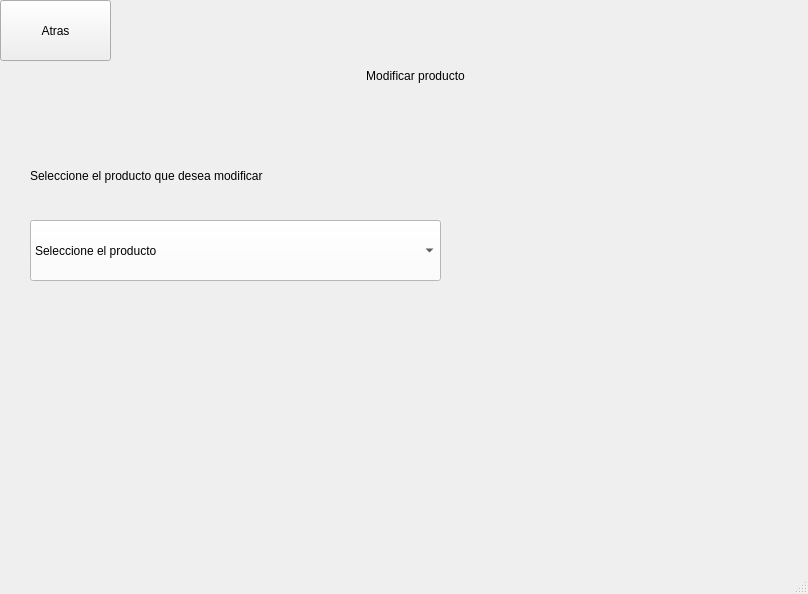
The window that GUI/sub_ventanas/ui/inventario_productos/modificar_producto.ui (C-Sebastian-M/GLAM_MAKEUP_STORE) describes before a commit, drawn with Qt 5.
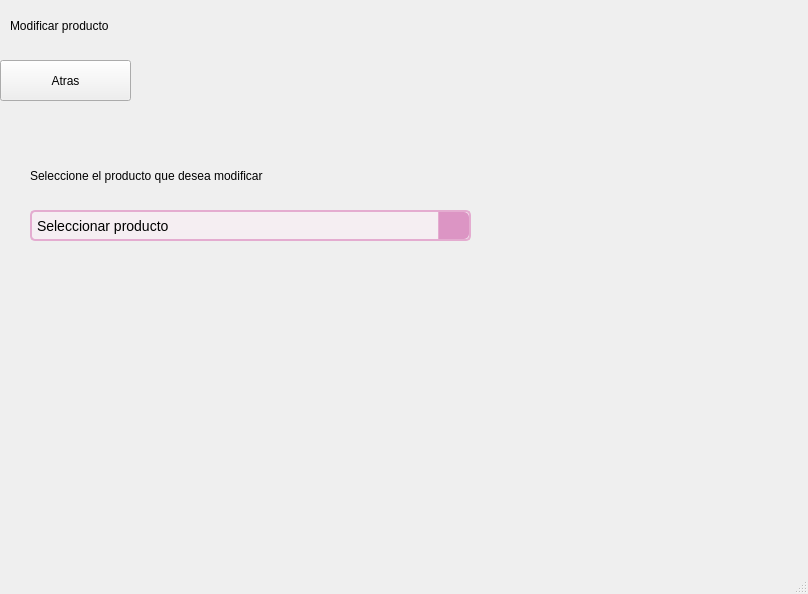
The same window after the commit. Icons and pictures are not drawn.

The edit to the form file:
```diff
--- a/GUI/sub_ventanas/ui/inventario_productos/modificar_producto.ui
+++ b/GUI/sub_ventanas/ui/inventario_productos/modificar_producto.ui
@@ -21,9 +21,9 @@
     <property name="geometry">
      <rect>
       <x>0</x>
-      <y>0</y>
-      <width>111</width>
-      <height>61</height>
+      <y>60</y>
+      <width>131</width>
+      <height>41</height>
      </rect>
     </property>
     <property name="styleSheet">
@@ -33,41 +33,11 @@
      <string>Atras</string>
     </property>
    </widget>
-   <widget class="QComboBox" name="comboBox">
-    <property name="geometry">
-     <rect>
-      <x>30</x>
-      <y>220</y>
-      <width>411</width>
-      <height>61</height>
-     </rect>
-    </property>
-    <property name="styleSheet">
-     <string notr="true">background-color: rgb(255, 255, 255);
-font: 10pt &quot;Arial&quot;;
-</string>
-    </property>
-    <item>
-     <property name="text">
-      <string>Seleccione el producto</string>
-     </property>
-    </item>
-    <item>
-     <property name="text">
-      <string>Producto1</string>
-     </property>
-    </item>
-    <item>
-     <property name="text">
-      <string>Producto2</string>
-     </property>
-    </item>
-   </widget>
    <widget class="QLabel" name="label">
     <property name="geometry">
      <rect>
-      <x>140</x>
-      <y>50</y>
+      <x>10</x>
+      <y>0</y>
       <width>551</width>
       <height>51</height>
      </rect>
@@ -82,7 +52,7 @@
      <string>Modificar producto</string>
     </property>
     <property name="alignment">
-     <set>Qt::AlignCenter</set>
+     <set>Qt::AlignLeading|Qt::AlignLeft|Qt::AlignVCenter</set>
     </property>
    </widget>
    <widget class="QLabel" name="label_2">
@@ -101,6 +71,85 @@
      <string>Seleccione el producto que desea modificar</string>
     </property>
    </widget>
+   <widget class="QComboBox" name="seleccionar_producto_combobox">
+    <property name="geometry">
+     <rect>
+      <x>30</x>
+      <y>210</y>
+      <width>441</width>
+      <height>31</height>
+     </rect>
+    </property>
+    <property name="styleSheet">
+     <string notr="true">QComboBox {
+    background-color: #f5eef2;
+    border: 2px solid #e4acd0; 
+    border-radius: 5px;
+    padding: 5px;
+    color: #000000;
+    font-family: Arial, sans-serif;
+    font-size: 14px;
+}
+
+QComboBox:hover {
+    border: 2px solid #dc84bc;
+}
+
+QComboBox:focus {
+    border: 2px solid #ebbcdc;
+    background-color: #e4c4d4; 
+}
+
+QComboBox::drop-down {
+    subcontrol-origin: padding;
+    subcontrol-position: top right;
+    width: 30px;
+    border-left-width: 1px;
+    border-left-color: #e4acd0;
+    border-left-style: solid;
+    border-top-right-radius: 5px;
+    border-bottom-right-radius: 5px;
+    background-color: #dc95c4;
+}
+
+QComboBox::down-arrow {
+    image: url(:/path/to/down_arrow.png); 
+}
+
+QComboBox QAbstractItemView {
+    background-color: #f5eef2; 
+    border: 2px solid #e4acd0;
+    color: #000000; 
+    selection-background-color: #e49cc6; 
+    selection-color: #000000;
+}</string>
+    </property>
+    <item>
+     <property name="text">
+      <string>Seleccionar producto</string>
+     </property>
+    </item>
+    <item>
+     <property name="text">
+      <string>Producto1</string>
+     </property>
+    </item>
+    <item>
+     <property name="text">
+      <string>Producto2</string>
+     </property>
+    </item>
+    <item>
+     <property name="text">
+      <string>Producto3</string>
+     </property>
+    </item>
+    <item>
+     <property name="text">
+      <string>Producto4</string>
+     </property>
+    </item>
+   </widget>
   </widget>
   <widget class="QMenuBar" name="menubar">
    <property name="geometry">
```
Left out of the diff: 2 changed lines with no effect on the pictures.
